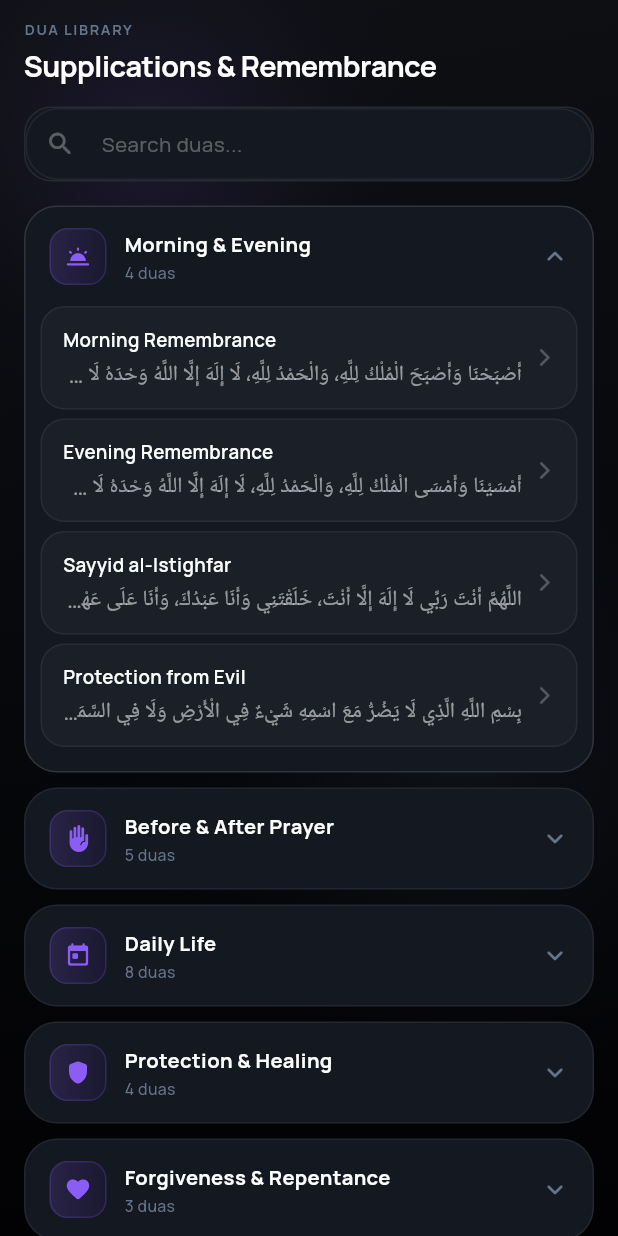
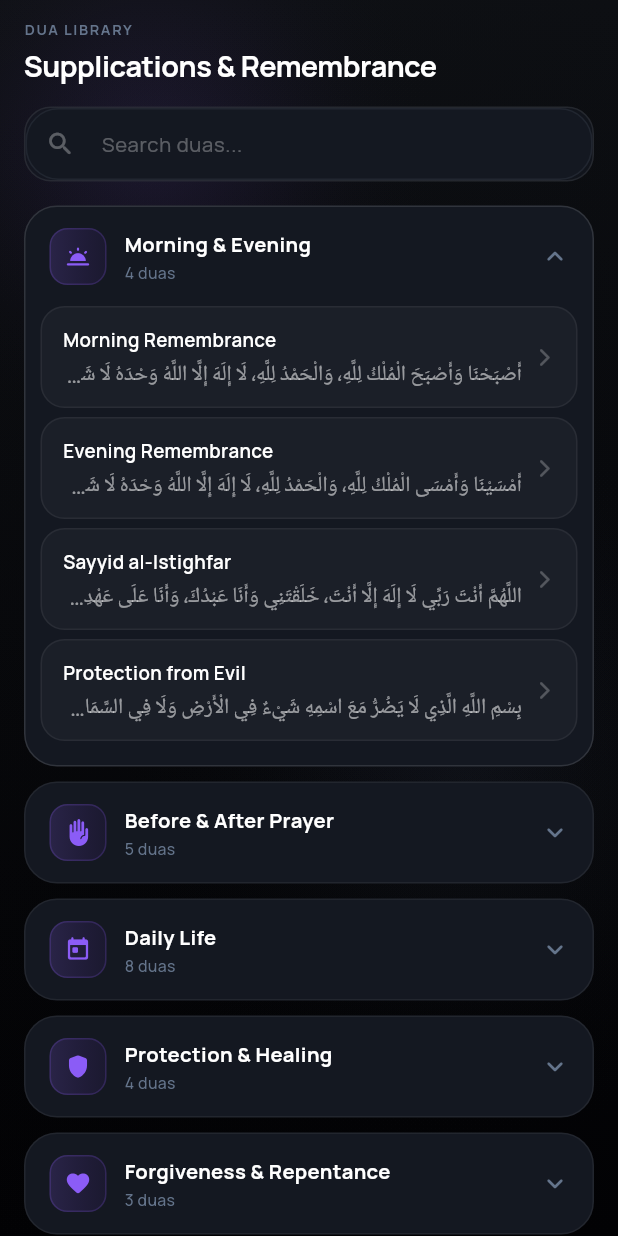
Before and after one commit to Ibrohim-18/in-salah, a Flutter app: the DuaScreen screen opened directly, after a tap on "Morning & Evening", on a phone screen of 412 x 824 dp. Run offline on Flutter 3.47's test engine with Material 3 defaults, Android fonts, the phone set to English and light mode, and no system bars; our stand-ins replace adhan, app_links, audioplayers, flutter_local_notifications, flutter_secure_storage, flutter_timezone and 9 more; missing offline and left inert: workmanager; accounts and stored records are empty; network calls fail; Roboto replaces fonts that are missing (Amiri); statements that could not run were skipped.

Commit message:
Remove Noto Naskh font; use Digital Madina for Arabic app-wide
Drop the Noto Naskh option from the reader font picker and make
AppTheme.arabicText default to the bundled Digital Madina font, so
home, duas and surah list render in the same mushaf script.

Co-Authored-By: Claude Opus 4.8 <noreply@anthropic.com>

```diff
--- a/lib/utils/theme.dart
+++ b/lib/utils/theme.dart
@@ -142,13 +142,17 @@ class AppTheme {
     );
   }
 
+  /// Arabic text style. Defaults to the bundled Digital Madina mushaf font;
+  /// pass [fontFamily] to override (e.g. the reader's font picker).
   static TextStyle arabicText({
     double fontSize = 22,
     FontWeight fontWeight = FontWeight.w400,
     Color color = textPrimary,
     double height = 2.0,
+    String fontFamily = 'DigitalMadina',
   }) {
-    return GoogleFonts.amiri(
+    return TextStyle(
+      fontFamily: fontFamily,
       fontSize: fontSize,
       fontWeight: fontWeight,
       color: color,
```
Also changed, not shown: lib/models/quran_models.dart (+16 -0 lines).
